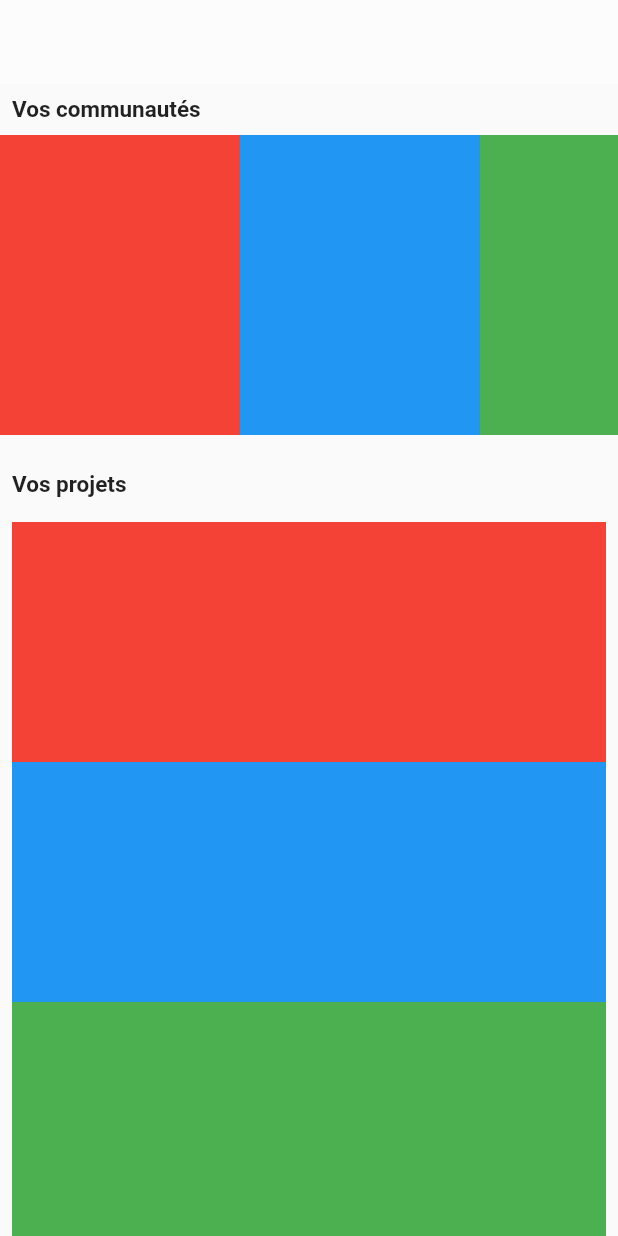
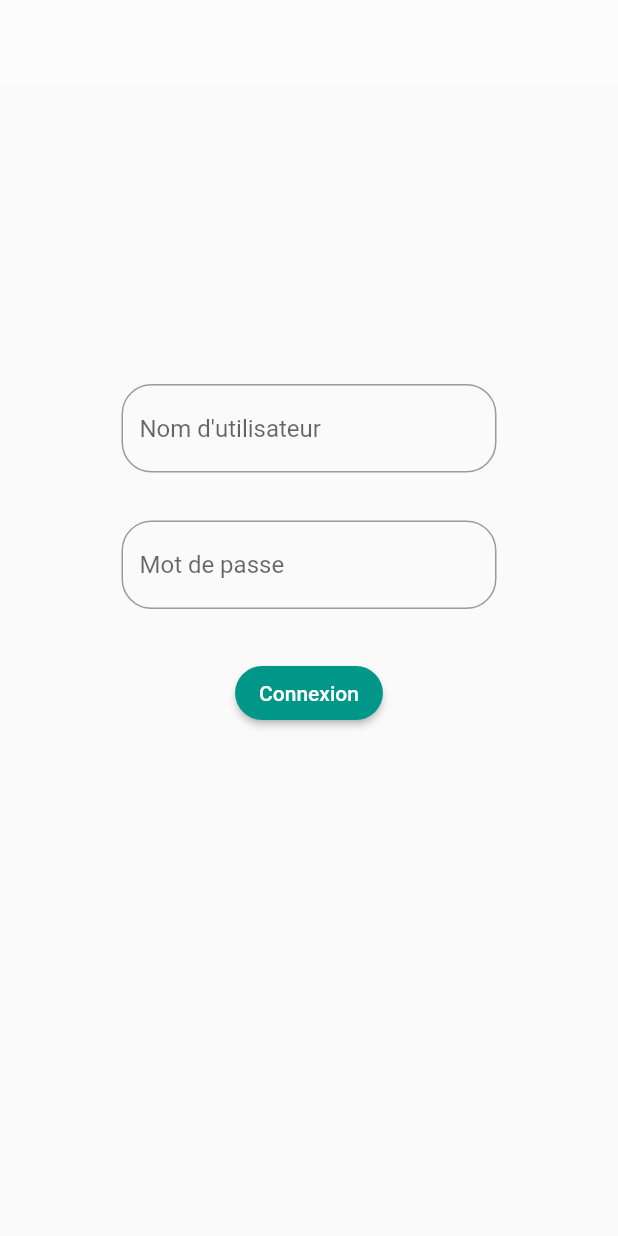
Before and after one commit to SteelTitan18/sorecover_mobile_frontend, a Flutter app: the screen it shows after launch, on a phone screen of 412 x 824 dp. Run offline on Flutter 3.47's test engine with Material 2 defaults, Android fonts, the phone set to English and light mode, and no system bars; our stand-ins replace floating_bottom_navigation_bar.

Commit message:
Ajout de la page d'authentification et de la barre du bas

```diff
--- a/lib/DashBoard.dart
+++ b/lib/Pages/DashBoard.dart
@@ -5,10 +5,10 @@ class DashBoard extends StatefulWidget {
   const DashBoard({super.key});
 
   @override
-  State<DashBoard> createState() => _MyHomePageState();
+  State<DashBoard> createState() => _DashBoardState();
 }
 
-class _MyHomePageState extends State<DashBoard> {
+class _DashBoardState extends State<DashBoard> {
   @override
   Widget build(BuildContext context) {
     return Scaffold(
--- /dev/null
+++ b/lib/Pages/authentification.dart
@@ -0,0 +1,71 @@
+import 'package:flutter/cupertino.dart';
+import 'package:flutter/material.dart';
+import 'package:sorecover/Functions/Backend.dart';
+import 'package:sorecover/Pages/CurrentPage.dart';
+
+class Authentication extends StatelessWidget {
+  const Authentication({super.key});
+
+  @override
+  Widget build(BuildContext context) {
+    final username = TextEditingController();
+    final password = TextEditingController();
+
+    return Scaffold(
+        appBar: AppBar(
+          backgroundColor: Colors.white38,
+          elevation: 0,
+        ),
+        body: SingleChildScrollView(
+          child: Center(
+              child: Column(children: [
+            Container(
+              width: 250,
+              margin: const EdgeInsets.fromLTRB(16, 200, 16, 16),
+              child: TextField(
+                controller: username,
+                decoration: InputDecoration(
+                    border: OutlineInputBorder(
+                        borderRadius: BorderRadius.circular(20)),
+                    hintText: "Nom d'utilisateur"),
+              ),
+            ),
+            Container(
+              width: 250,
+              margin: const EdgeInsets.all(16),
+              child: TextField(
+                obscureText: true,
+                controller: password,
+                decoration: InputDecoration(
+                    border: OutlineInputBorder(
+                        borderRadius: BorderRadius.circular(20)),
+                    hintText: "Mot de passe"),
+              ),
+            ),
+            Container(
+              margin: const EdgeInsets.all(16),
+              child: ElevatedButton(
+                style: ElevatedButton.styleFrom(
+                    backgroundColor: Colors.teal,
+                    shape: RoundedRectangleBorder(
+                      borderRadius: BorderRadius.circular(20),
+                    )),
+                onPressed: () {
+                  var response = login(username.text, password.text);
+                  print(response);
+                  if (response != " ") {
+                    Navigator.pushReplacement(
+                      context,
+                      MaterialPageRoute(
+                          builder: (context) => const CurrentPage()),
+                    );
+                  }
+                },
+                child: const Text("Connexion",
+                    style: TextStyle(color: Colors.white)),
+              ),
+            )
+          ])),
+        ));
+  }
+}
--- a/lib/main.dart
+++ b/lib/main.dart
@@ -1,9 +1,11 @@
 import 'package:flutter/material.dart';
-import 'package:sorecover/DashBoard.dart';
+import 'package:sorecover/Pages/authentification.dart';
 
 void main() {
   runApp(const MyApp());
 }
+
+final backendBaseURI = Uri.parse("https://web-production-54ee.up.railway.app/api/");
 
 class MyApp extends StatelessWidget {
   const MyApp({super.key});
@@ -14,9 +16,9 @@ class MyApp extends StatelessWidget {
     return MaterialApp(
       debugShowCheckedModeBanner: false,
       theme: ThemeData(
-        primarySwatch: Colors.blue,
+        primarySwatch: Colors.teal,
       ),
-      home: const DashBoard(),
+      home: const Authentication(),
     );
   }
 }
--- a/pubspec.yaml
+++ b/pubspec.yaml
@@ -35,6 +35,9 @@ dependencies:
   # The following adds the Cupertino Icons font to your application.
   # Use with the CupertinoIcons class for iOS style icons.
   cupertino_icons: ^1.0.2
+  floating_bottom_navigation_bar: ^1.5.2
+  easy_search_bar: ^2.5.0
+  http: ^0.13.6
 
 dev_dependencies:
   flutter_test:
```
Also changed, not shown: lib/Functions/Backend.dart (added, +14 -0 lines), lib/Pages/Communities.dart (added, +69 -0 lines), lib/Pages/Community.dart (added, +110 -0 lines), lib/Pages/CurrentPage.dart (added, +62 -0 lines), pubspec.lock.
